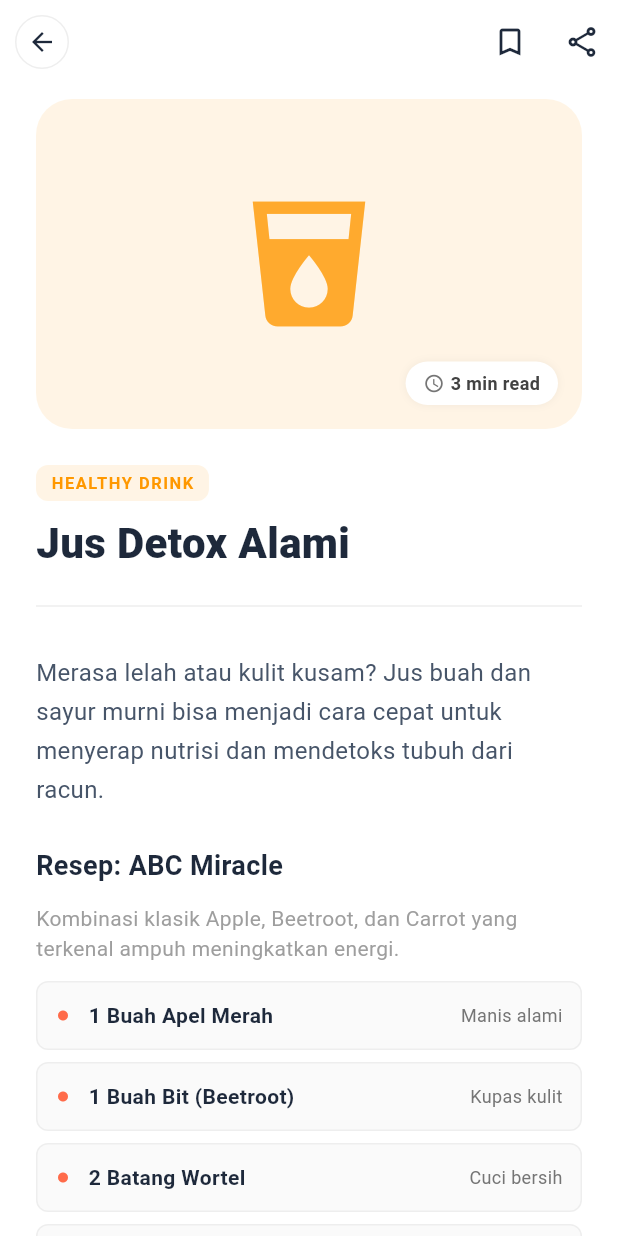
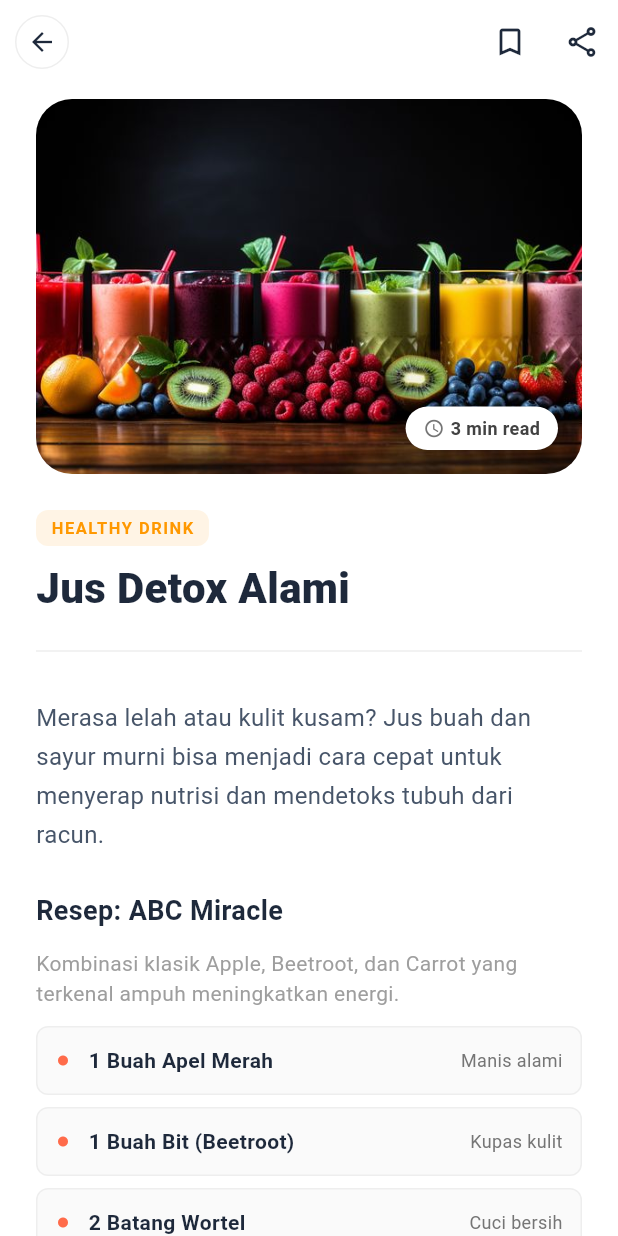
Before and after one commit to RezaMahendras/mealfatigue_app, a Flutter app: the DashboardTab screen opened directly, after a tap on "Jus Detox Alami", on a phone screen of 412 x 824 dp. Run offline on Flutter 3.47's test engine with Material 3 defaults, Android fonts, the phone set to English and light mode, and no system bars; our stand-ins replace image_picker, shared_preferences, sqflite, video_player; accounts and stored records are empty.

Commit message:
Update home_page.dart

```diff
--- a/lib/pages/home_page.dart
+++ b/lib/pages/home_page.dart
@@ -1,9 +1,13 @@
 import 'package:flutter/material.dart';
+// --- SESUAIKAN IMPORT INI DENGAN STRUKTUR FOLDER ANDA ---
 import 'profile/profile_page.dart';
 import 'koslife/kos_life.dart';
 import 'fridge/fridge_chef.dart';
 import 'dharmony/dharmony.dart';
+import 'dart:io'; // Untuk File
+import '../../database_helper.dart';
 
+// --- DEFINISI WARNA TEMA ---
 const Color darkNavy = Color(0xFF1E293B);
 const Color primaryOrange = Color(0xFFFF6B4A);
 const Color premiumPurple = Color(0xFF8B5CF6);
@@ -80,7 +84,7 @@ class _HomePageState extends State<HomePage> {
 }
 
 // =========================================================
-// 2. DASHBOARD TAB (UPDATED: SALAD, JUS, & BUAH)
+// 2. DASHBOARD TAB (UPDATED: SINKRONISASI FOTO PROFIL)
 // =========================================================
 class DashboardTab extends StatefulWidget {
   const DashboardTab({Key? key}) : super(key: key);
@@ -90,6 +94,24 @@ class DashboardTab extends StatefulWidget {
 }
 
 class _DashboardTabState extends State<DashboardTab> {
+  String? profilePicPath; // Variabel untuk menyimpan path foto
+
+  @override
+  void initState() {
+    super.initState();
+    _loadProfileData(); // Load data saat halaman dibuat
+  }
+
+  // Fungsi ambil data dari Database
+  Future<void> _loadProfileData() async {
+    final data = await DatabaseHelper.instance.getUserProfile();
+    if (data != null && mounted) {
+      setState(() {
+        profilePicPath = data['profilePicturePath'];
+      });
+    }
+  }
+
   String getDayName(int weekday) {
     const days = ['Mon', 'Tue', 'Wed', 'Thu', 'Fri', 'Sat', 'Sun'];
     return days[weekday - 1];
@@ -100,6 +122,11 @@ class _DashboardTabState extends State<DashboardTab> {
     DateTime now = DateTime.now();
     DateTime startOfWeek = now.subtract(Duration(days: now.weekday % 7));
 
+    // Cek apakah ada file gambar yang valid
+    bool hasImage = profilePicPath != null &&
+        profilePicPath!.isNotEmpty &&
+        File(profilePicPath!).existsSync();
+
     return Scaffold(
       backgroundColor: Colors.white,
       body: SafeArea(
@@ -108,7 +135,7 @@ class _DashboardTabState extends State<DashboardTab> {
           child: Column(
             crossAxisAlignment: CrossAxisAlignment.start,
             children: [
-              // --- HEADER SECTION ---
+              // --- HEADER SECTION (UPDATED) ---
               Row(
                 mainAxisAlignment: MainAxisAlignment.spaceBetween,
                 children: [
@@ -126,22 +153,34 @@ class _DashboardTabState extends State<DashboardTab> {
                       ),
                     ],
                   ),
+
+                  // --- TOMBOL PROFIL DENGAN FOTO ---
                   GestureDetector(
                     onTap: () {
                       final homeState = context.findAncestorStateOfType<_HomePageState>();
-                      homeState?._onItemTapped(4); // Navigasi ke Profile
+                      homeState?._onItemTapped(4); // Navigasi ke Tab Profile
                     },
                     child: Container(
                       width: 45, height: 45,
                       decoration: BoxDecoration(
                         color: Colors.white,
-                          borderRadius: BorderRadius.circular(25),
+                        shape: BoxShape.circle, // Pastikan bulat sempurna
                         border: Border.all(color: Colors.grey.shade300),
                         boxShadow: [
                           BoxShadow(color: Colors.black.withOpacity(0.1), blurRadius: 6, offset: const Offset(0, 2))
-                          ]
+                        ],
+                        // Tampilkan gambar jika ada
+                        image: hasImage
+                            ? DecorationImage(
+                          image: FileImage(File(profilePicPath!)),
+                          fit: BoxFit.cover,
+                        )
+                            : null,
                       ),
-                      child: const Icon(Icons.person, color: Color(0xFF2D2D2D)),
+                      // Jika tidak ada gambar, tampilkan Icon default
+                      child: !hasImage
+                          ? const Icon(Icons.person, color: Color(0xFF2D2D2D))
+                          : null,
                     ),
                   )
                 ],
@@ -171,14 +210,14 @@ class _DashboardTabState extends State<DashboardTab> {
                         title: "Salad Sayur Sehat",
                         subtitle: "Resep segar & manfaat diet...",
                         color: Colors.green.withOpacity(0.1),
-                        icon: Icons.eco,
-                        iconColor: Colors.green[700]!,
+                        imageAsset: "lib/assets/salad.png",
                         onTap: () => Navigator.push(context, MaterialPageRoute(builder: (context) => ArticleDetailPage(
                           title: "Salad Sayur Sehat",
                           category: "Healthy Food",
                           readTime: "5 min read",
                           icon: Icons.eco,
                           accentColor: Colors.green,
+                          imageAsset: "lib/assets/salads.png",
                           contentWidgets: [
                             const Text(
                               "Salad sayur adalah pilihan terbaik untuk kamu yang ingin hidup lebih sehat atau menurunkan berat badan. Makanan ini kaya akan serat, vitamin, dan mineral.",
@@ -237,6 +276,7 @@ class _DashboardTabState extends State<DashboardTab> {
                         title: "Jus Detox Alami",
                         subtitle: "Resep booster imun & energi...",
                         color: Colors.orange.withOpacity(0.1),
+                        imageAsset: "lib/assets/jus.png",
                         icon: Icons.local_drink,
                         iconColor: Colors.orange[800]!,
                         onTap: () => Navigator.push(context, MaterialPageRoute(builder: (context) => ArticleDetailPage(
@@ -245,6 +285,7 @@ class _DashboardTabState extends State<DashboardTab> {
                           readTime: "3 min read",
                           icon: Icons.local_drink,
                           accentColor: Colors.orange,
+                          imageAsset: "lib/assets/jus.png",
                           contentWidgets: [
                             const Text(
                               "Merasa lelah atau kulit kusam? Jus buah dan sayur murni bisa menjadi cara cepat untuk menyerap nutrisi dan mendetoks tubuh dari racun.",
@@ -302,12 +343,14 @@ class _DashboardTabState extends State<DashboardTab> {
                         color: Colors.redAccent.withOpacity(0.1),
                         icon: Icons.apple,
                         iconColor: Colors.redAccent,
+                        imageAsset: "lib/assets/buah.png",
                         onTap: () => Navigator.push(context, MaterialPageRoute(builder: (context) => ArticleDetailPage(
                           title: "Super Fruits Guide",
                           category: "Nutrition Fact",
                           readTime: "4 min read",
                           icon: Icons.apple,
                           accentColor: Colors.redAccent,
+                          imageAsset: "lib/assets/buah.png",
                           contentWidgets: [
                             const Text(
                               "Tidak semua buah diciptakan sama. Saat diet, pilihlah buah dengan indeks glikemik rendah namun tinggi serat untuk menjaga rasa kenyang lebih lama.",
@@ -393,8 +436,10 @@ class _DashboardTabState extends State<DashboardTab> {
             _buildGoalCard(
                 title: "Physical Activity",
                 subtitle: "Cardio, Strength, & Stretch",
-                  icon: Icons.fitness_center_rounded,
-                  // HANYA BUTUH SATU WARNA UTAMA
+
+                // [BARU] Memanggil gambar aset
+                imageAsset: "lib/assets/physical.png",
+
                 iconThemeColor: primaryOrange,
                   onTap: () => Navigator.push(context, MaterialPageRoute(builder: (context) => MissionListPage(
                       title: "Physical Mission", color: primaryOrange,
@@ -414,8 +459,8 @@ class _DashboardTabState extends State<DashboardTab> {
               _buildGoalCard(
                   title: "Hydration Master",
                   subtitle: "Target: 2000ml Water Intake",
-                  icon: Icons.water_drop_rounded,
                   iconThemeColor: Colors.blue,
+                  imageAsset: "lib/assets/minum.png",
                   onTap: () => Navigator.push(context, MaterialPageRoute(builder: (context) => MissionListPage(
                       title: "Hydration Mission", color: Colors.blue,
                       missions: [
@@ -434,8 +479,8 @@ class _DashboardTabState extends State<DashboardTab> {
               _buildGoalCard(
                   title: "Zen Mindfulness",
                   subtitle: "Meditation & Gratitude",
-                  icon: Icons.spa_rounded,
                   iconThemeColor: premiumPurple,
+                  imageAsset: "lib/assets/mindd.png",
                   onTap: () => Navigator.push(context, MaterialPageRoute(builder: (context) => MissionListPage(
                       title: "Mindfulness", color: premiumPurple,
                       missions: [
@@ -454,8 +499,8 @@ class _DashboardTabState extends State<DashboardTab> {
               _buildGoalCard(
                   title: "Deep Sleep Ritual",
                   subtitle: "Quality Rest Preparation",
-                  icon: Icons.nights_stay_rounded,
                   iconThemeColor: deepIndigo,
+                  imageAsset: "lib/assets/sleep.png",
                   onTap: () => Navigator.push(context, MaterialPageRoute(builder: (context) => MissionListPage(
                       title: "Sleep Hygiene", color: deepIndigo,
                       missions: [
@@ -567,10 +612,34 @@ class _DashboardTabState extends State<DashboardTab> {
     required String title,
     required String subtitle,
     required Color color,
-    required IconData icon,
-    required Color iconColor,
+    IconData? icon,        // [UBAH] Jadi Nullable (boleh kosong)
+    Color? iconColor,      // [UBAH] Jadi Nullable
+    String? imageAsset,    // [BARU] Tambah parameter ini
     required VoidCallback onTap
   }) {
+    Widget boxContent;
+
+    if (imageAsset != null) {
+      // JIKA GAMBAR: Render gambar full menggunakan DecorationImage
+      boxContent = Container(
+        width: 60, height: 60,
+        decoration: BoxDecoration(
+          borderRadius: BorderRadius.circular(12),
+          image: DecorationImage(
+            image: AssetImage(imageAsset),
+            fit: BoxFit.cover, // Agar gambar full mengisi kotak
+          ),
+          // Tidak ada properti 'color' di sini, jadi backgroundnya transparan/gambar itu sendiri
+        ),
+      );
+    } else {
+      // JIKA ICON: Render seperti biasa dengan background warna
+      boxContent = Container(
+          width: 60, height: 60,
+          decoration: BoxDecoration(color: color, borderRadius: BorderRadius.circular(12)),
+          child: Icon(icon, size: 30, color: iconColor)
+      );
+    }
     return GestureDetector(
         onTap: onTap,
         child: Container(
@@ -582,14 +651,9 @@ class _DashboardTabState extends State<DashboardTab> {
                 boxShadow: [BoxShadow(color: Colors.black.withOpacity(0.08), blurRadius: 10, offset: const Offset(0, 4))]
             ),
             child: Row(children: [
-              // --- BAGIAN INI DITAMBAHKAN HERO ---
               Hero(
-                tag: title, // Tag harus unik (kita pakai judul artikel)
-                child: Container(
-                    width: 60, height: 60,
-                    decoration: BoxDecoration(color: color, borderRadius: BorderRadius.circular(12)),
-                    child: Icon(icon, size: 30, color: iconColor)
-                ),
+                tag: title,
+                child: boxContent,
               ),
               // ------------------------------------
 
@@ -610,8 +674,9 @@ class _DashboardTabState extends State<DashboardTab> {
   Widget _buildGoalCard({
     required String title,
     required String subtitle,
-    required IconData icon,
-    required Color iconThemeColor, // Hanya butuh satu warna tema
+    IconData? icon,
+    required Color iconThemeColor,
+    String? imageAsset,// Hanya butuh satu warna tema
     required VoidCallback onTap
   }) {
     return GestureDetector(
@@ -632,17 +697,31 @@ class _DashboardTabState extends State<DashboardTab> {
                 ]
             ),
             child: Row(children: [
-              // --- BAGIAN ICON YANG DIUBAH JADI SIMPEL ---
+              // --- ICON/IMAGE BOX ---
+              // KODE BARU (YANG DIRUBAH)
               Container(
                   width: 50, height: 50,
                   decoration: BoxDecoration(
-                    // Latar belakang: Warna tema dengan opasitas sangat rendah (tinted)
-                    color: iconThemeColor.withOpacity(0.12),
-                    borderRadius: BorderRadius.circular(14), // Squircle halus
-                    // TIDAK ADA GRADASI, TIDAK ADA GLOW BERLEBIHAN
+                    // PERUBAHAN 1: Logika Warna Background
+                    // Jika ada gambar, warnanya transparan. Jika tidak (pakai icon), pakai warna tema.
+                    color: imageAsset != null ? Colors.transparent : iconThemeColor.withOpacity(0.12),
+
+                    borderRadius: BorderRadius.circular(14),
+
+                    // PERUBAHAN 2: Logika Gambar Full
+                    // Menggunakan DecorationImage agar gambar mengisi penuh kotak
+                    image: imageAsset != null
+                        ? DecorationImage(
+                      image: AssetImage(imageAsset),
+                      fit: BoxFit.cover, // Full Cover
+                    )
+                        : null,
                   ),
-                  // Ikonnya sendiri berwarna solid sesuai tema
-                  child: Icon(icon, color: iconThemeColor, size: 26)
+                  // PERUBAHAN 3: Child hanya untuk Icon
+                  // Jika gambar sudah di-set di decoration, child-nya null.
+                  child: imageAsset == null
+                      ? Icon(icon, color: iconThemeColor, size: 26)
+                      : null
               ),
               // -------------------------------------------
 
@@ -678,6 +757,7 @@ class ArticleDetailPage extends StatelessWidget {
   final IconData icon;
   final Color accentColor;
   final List<Widget> contentWidgets;
+  final String? imageAsset;
 
   const ArticleDetailPage({
     Key? key,
@@ -687,6 +767,7 @@ class ArticleDetailPage extends StatelessWidget {
     required this.icon,
     required this.accentColor,
     required this.contentWidgets,
+    this.imageAsset,
   }) : super(key: key);
 
   @override
@@ -720,22 +801,32 @@ class ArticleDetailPage extends StatelessWidget {
           crossAxisAlignment: CrossAxisAlignment.start,
           children: [
             // HERO SECTION
-            Container(
-              width: double.infinity, height: 220,
+            Hero(
+              tag: title, // Tag animasi transisi
+              child: Container(
+                width: double.infinity,
+                height: 250, // Sedikit lebih tinggi agar gambar terlihat jelas
                 decoration: BoxDecoration(
-                color: accentColor.withOpacity(0.1),
                   borderRadius: BorderRadius.circular(24),
+                  // LOGIKA: Jika ada gambar, warnanya transparan. Jika tidak, pakai warna aksen.
+                  color: imageAsset != null ? Colors.transparent : accentColor.withOpacity(0.1),
+
+                  // LOGIKA GAMBAR FULL BACKGROUND
+                  image: imageAsset != null
+                      ? DecorationImage(
+                    image: AssetImage(imageAsset!),
+                    fit: BoxFit.cover, // KUNCI: Gambar memenuhi seluruh kotak
+                  )
+                      : null,
                 ),
                 child: Stack(
                   alignment: Alignment.center,
                   children: [
-                  // --- PERUBAHAN DI SINI: BUNGKUS ICON DENGAN HERO ---
-                  Hero(
-                    tag: title, // Tag harus sama dengan yang di Dashboard
-                    child: Icon(icon, size: 100, color: accentColor.withOpacity(0.8)),
-                  ),
-                  // ---------------------------------------------------
+                    // Jika TIDAK ADA gambar, tampilkan ICON (Fallback)
+                    if (imageAsset == null)
+                      Icon(icon, size: 100, color: accentColor.withOpacity(0.8)),
 
+                    // Badge Waktu Baca (Tetap di pojok kanan bawah)
                     Positioned(
                       bottom: 16, right: 16,
                       child: Container(
@@ -743,16 +834,24 @@ class ArticleDetailPage extends StatelessWidget {
                         decoration: BoxDecoration(
                           color: Colors.white,
                           borderRadius: BorderRadius.circular(20),
-                        boxShadow: [BoxShadow(color: Colors.black.withOpacity(0.05), blurRadius: 4)],
+                          boxShadow: [BoxShadow(color: Colors.black.withOpacity(0.1), blurRadius: 4)],
                         ),
-                      child: Row(children: [
+                        child: Row(
+                            mainAxisSize: MainAxisSize.min,
+                            children: [
                               Icon(Icons.access_time, size: 14, color: Colors.grey[600]),
                               const SizedBox(width: 4),
-                        Text(readTime, style: TextStyle(fontSize: 12, fontWeight: FontWeight.bold, color: Colors.grey[800])),
-                      ]),
+                              // Material widget dibutuhkan agar teks tidak ada garis bawah kuning (karena di dalam Hero)
+                              Material(
+                                  color: Colors.transparent,
+                                  child: Text(readTime, style: TextStyle(fontSize: 12, fontWeight: FontWeight.bold, color: Colors.grey[800]))
+                              ),
+                            ]
+                        ),
                       ),
                     )
                   ],
+                ),
               ),
             ),
             const SizedBox(height: 24),
```
Lines whose indentation alone changed are shown as unchanged.
